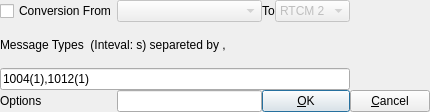
Old version of the form app/strsvr_qt/convdlg.ui in the repository tomojitakasu/RTKLIB.
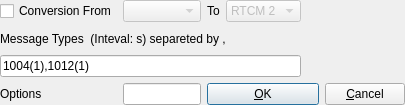
New version of the form.

Diff of the .ui file:
```diff
--- a/app/strsvr_qt/convdlg.ui
+++ b/app/strsvr_qt/convdlg.ui
@@ -6,8 +6,8 @@
    <rect>
     <x>0</x>
     <y>0</y>
-    <width>430</width>
-    <height>112</height>
+    <width>405</width>
+    <height>105</height>
    </rect>
   </property>
   <property name="windowTitle">
@@ -29,9 +29,6 @@
    <property name="bottomMargin">
     <number>0</number>
    </property>
-   <property name="spacing">
-    <number>0</number>
-   </property>
    <item row="0" column="1">
     <widget class="QComboBox" name="InFormat">
      <property name="enabled">
```
